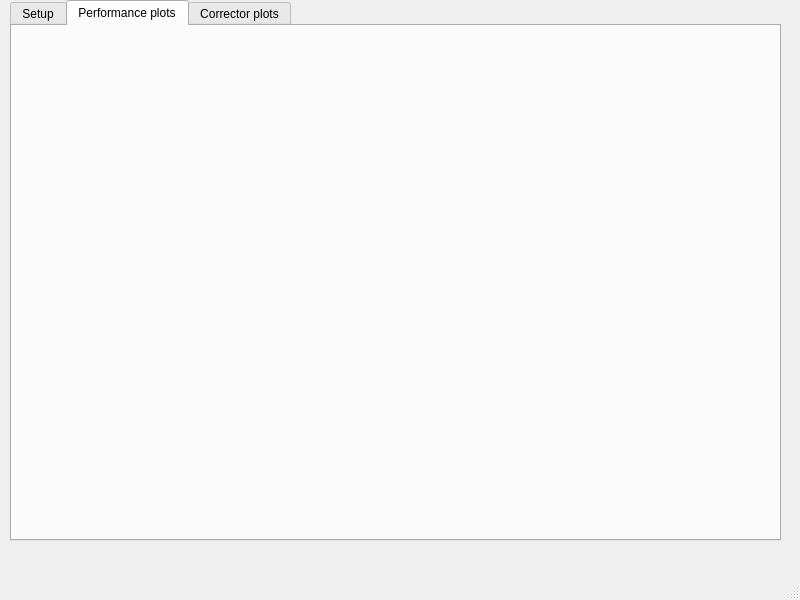
First picture: the form in gui.ui, repository pdijksta/014_trajectory_snail_scan, before the edit.
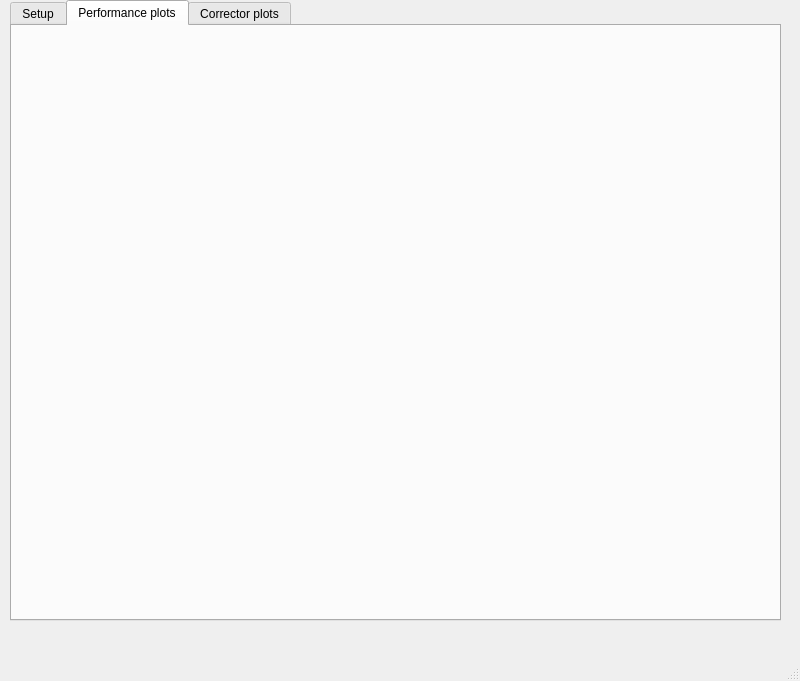
Second picture: the form after the edit. The open tabs and pages were chosen to show the change.

Commit message: resized panel

What changed in the file:
```diff
--- a/gui.ui
+++ b/gui.ui
@@ -7,7 +7,7 @@
     <x>0</x>
     <y>0</y>
     <width>800</width>
-    <height>600</height>
+    <height>681</height>
    </rect>
   </property>
   <property name="windowTitle">
@@ -20,7 +20,7 @@
       <x>10</x>
       <y>0</y>
       <width>771</width>
-      <height>541</height>
+      <height>621</height>
      </rect>
     </property>
     <property name="currentIndex">
@@ -624,10 +624,10 @@
      <widget class="QWidget" name="gridLayoutWidget_2">
       <property name="geometry">
        <rect>
-        <x>10</x>
-        <y>10</y>
-        <width>751</width>
-        <height>491</height>
+        <x>0</x>
+        <y>0</y>
+        <width>771</width>
+        <height>591</height>
        </rect>
       </property>
       <layout class="QGridLayout" name="PerformanceLayout"/>
```
Left out of the diff: 8 changed lines with no effect on the pictures.
